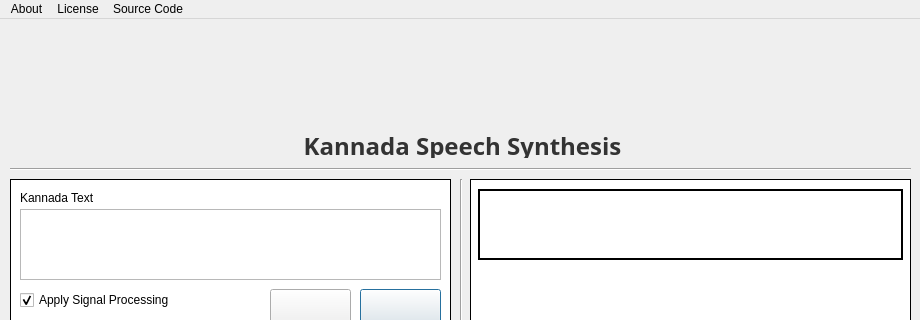
The window that App/Application.ui (srinivasnm471/KanSynGUI-1) describes before a commit, drawn with Qt 5; both pictures show x 0 to 920 and y 0 to 320 of the 920 by 538 pixel window.
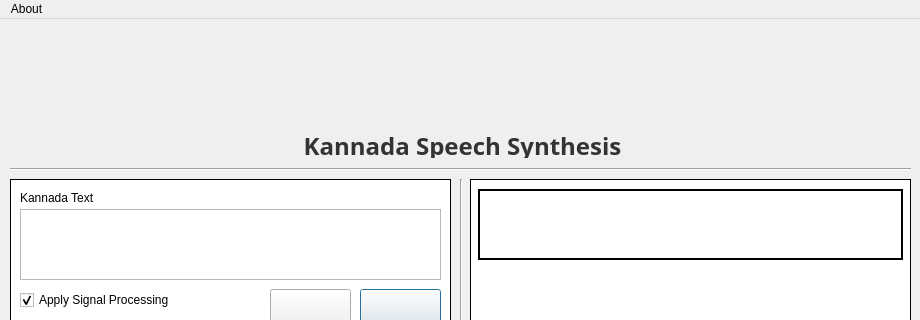
The same window after the commit. Icons and pictures are not drawn.

Patch:
```diff
--- a/App/Application.ui
+++ b/App/Application.ui
@@ -661,19 +661,7 @@
     <addaction name="actionMentor"/>
     <addaction name="actionAbout_Project"/>
    </widget>
-   <widget class="QMenu" name="menuLicense">
-    <property name="title">
-     <string>License</string>
-    </property>
-   </widget>
-   <widget class="QMenu" name="menuSource_Code">
-    <property name="title">
-     <string>Source Code</string>
-    </property>
-   </widget>
    <addaction name="menuAbout"/>
-   <addaction name="menuLicense"/>
-   <addaction name="menuSource_Code"/>
   </widget>
   <widget class="QStatusBar" name="statusbar"/>
   <action name="actionDevelopers">
```
Left out of the diff: 6 changed lines with no effect on the pictures.
